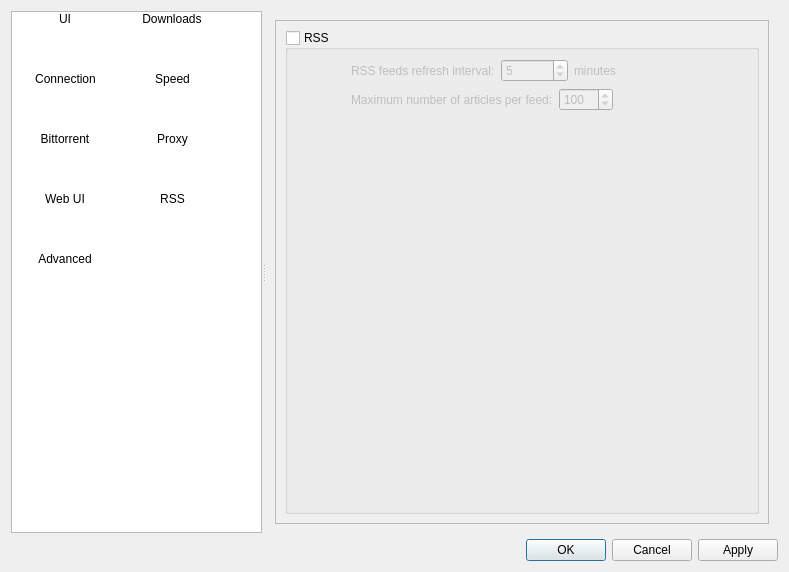
This is src/ui/options.ui in SysAdminDoc/qBittorrent-Vanced as Qt 5 draws it before an edit. The edited form follows.
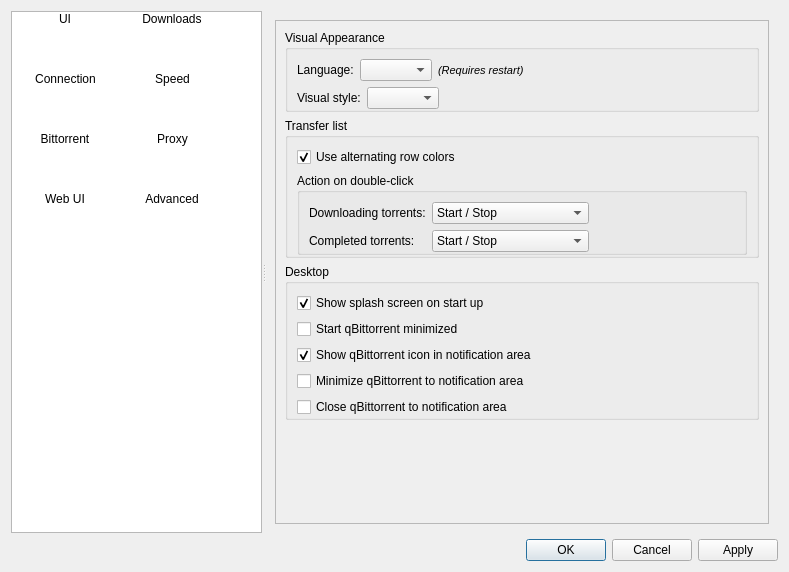
This is the edited form. The open tabs and pages were chosen to show the change. Icons and pictures are not drawn.

The edit to the form file:
```diff
--- a/src/ui/options.ui
+++ b/src/ui/options.ui
@@ -179,21 +179,6 @@
         <set>ItemIsSelectable|ItemIsEnabled</set>
        </property>
       </item>
-      <item>
-       <property name="text">
-        <string>RSS</string>
-       </property>
-       <property name="textAlignment">
-        <set>AlignHCenter|AlignVCenter|AlignCenter</set>
-       </property>
-       <property name="icon">
-        <iconset resource="../icons.qrc">
-         <normaloff>:/Icons/rss32.png</normaloff>:/Icons/rss32.png</iconset>
-       </property>
-       <property name="flags">
-        <set>ItemIsSelectable|ItemIsEnabled</set>
-       </property>
-      </item>
       <item>
        <property name="text">
         <string>Advanced</string>
@@ -225,7 +210,7 @@
            <property name="geometry">
             <rect>
              <x>0</x>
-             <y>-24</y>
+             <y>0</y>
              <width>506</width>
              <height>430</height>
             </rect>
@@ -2613,168 +2598,6 @@
         </item>
        </layout>
       </widget>
-      <widget class="QWidget" name="page">
-       <layout class="QVBoxLayout" name="verticalLayout_7">
-        <item>
-         <widget class="QScrollArea" name="scrollArea_8">
-          <property name="widgetResizable">
-           <bool>true</bool>
-          </property>
-          <widget class="QWidget" name="scrollAreaWidgetContents_8">
-           <property name="geometry">
-            <rect>
-             <x>0</x>
-             <y>0</y>
-             <width>524</width>
-             <height>406</height>
-            </rect>
-           </property>
-           <layout class="QVBoxLayout" name="verticalLayout_24">
-            <item>
-             <widget class="QGroupBox" name="checkEnableRSS">
-              <property name="title">
-               <string>RSS</string>
-              </property>
-              <property name="checkable">
-               <bool>true</bool>
-              </property>
-              <property name="checked">
-               <bool>false</bool>
-              </property>
-              <layout class="QVBoxLayout" name="_12">
-               <item>
-                <layout class="QHBoxLayout" name="_14">
-                 <item>
-                  <widget class="QLabel" name="label_4">
-                   <property name="minimumSize">
-                    <size>
-                     <width>48</width>
-                     <height>48</height>
-                    </size>
-                   </property>
-                   <property name="maximumSize">
-                    <size>
-                     <width>48</width>
-                     <height>48</height>
-                    </size>
-                   </property>
-                   <property name="text">
-                    <string/>
-                   </property>
-                   <property name="pixmap">
-                    <pixmap resource="../icons.qrc">:/Icons/rss32.png</pixmap>
-                   </property>
-                   <property name="scaledContents">
-                    <bool>true</bool>
-                   </property>
-                  </widget>
-                 </item>
-                 <item>
-                  <layout class="QVBoxLayout" name="_15">
-                   <item>
-                    <layout class="QHBoxLayout" name="_16">
-                     <item>
-                      <widget class="QLabel" name="label">
-                       <property name="text">
-                        <string>RSS feeds refresh interval:</string>
-                       </property>
-                      </widget>
-                     </item>
-                     <item>
-                      <widget class="QSpinBox" name="spinRSSRefresh">
-                       <property name="minimum">
-                        <number>1</number>
-                       </property>
-                       <property name="maximum">
-                        <number>999999</number>
-                       </property>
-                       <property name="value">
-                        <number>5</number>
-                       </property>
-                      </widget>
-                     </item>
-                     <item>
-                      <widget class="QLabel" name="label_2">
-                       <property name="text">
-                        <string>minutes</string>
-                       </property>
-                      </widget>
-                     </item>
-                     <item>
-                      <spacer>
-                       <property name="orientation">
-                        <enum>Qt::Horizontal</enum>
-                       </property>
-                       <property name="sizeHint" stdset="0">
-                        <size>
-                         <width>40</width>
-                         <height>20</height>
-                        </size>
-                       </property>
-                      </spacer>
-                     </item>
-                    </layout>
-                   </item>
-                   <item>
-                    <layout class="QHBoxLayout" name="_17">
-                     <item>
-                      <widget class="QLabel" name="label_3">
-                       <property name="text">
-                        <string>Maximum number of articles per feed:</string>
-                       </property>
-                      </widget>
-                     </item>
-                     <item>
-                      <widget class="QSpinBox" name="spinRSSMaxArticlesPerFeed">
-                       <property name="maximum">
-                        <number>9999</number>
-                       </property>
-                       <property name="value">
-                        <number>100</number>
-                       </property>
-                      </widget>
-                     </item>
-                     <item>
-                      <spacer>
-                       <property name="orientation">
-                        <enum>Qt::Horizontal</enum>
-                       </property>
-                       <property name="sizeHint" stdset="0">
-                        <size>
-                         <width>40</width>
-                         <height>20</height>
-                        </size>
-                       </property>
-                      </spacer>
-                     </item>
-                    </layout>
-                   </item>
-                  </layout>
-                 </item>
-                </layout>
-               </item>
-               <item>
-                <spacer name="verticalSpacer_3">
-                 <property name="orientation">
-                  <enum>Qt::Vertical</enum>
-                 </property>
-                 <property name="sizeHint" stdset="0">
-                  <size>
-                   <width>20</width>
-                   <height>40</height>
-                  </size>
-                 </property>
-                </spacer>
-               </item>
-              </layout>
-             </widget>
-            </item>
-           </layout>
-          </widget>
-         </widget>
-        </item>
-       </layout>
-      </widget>
       <widget class="QWidget" name="page_3">
        <layout class="QVBoxLayout" name="verticalLayout_35">
         <item>
```
